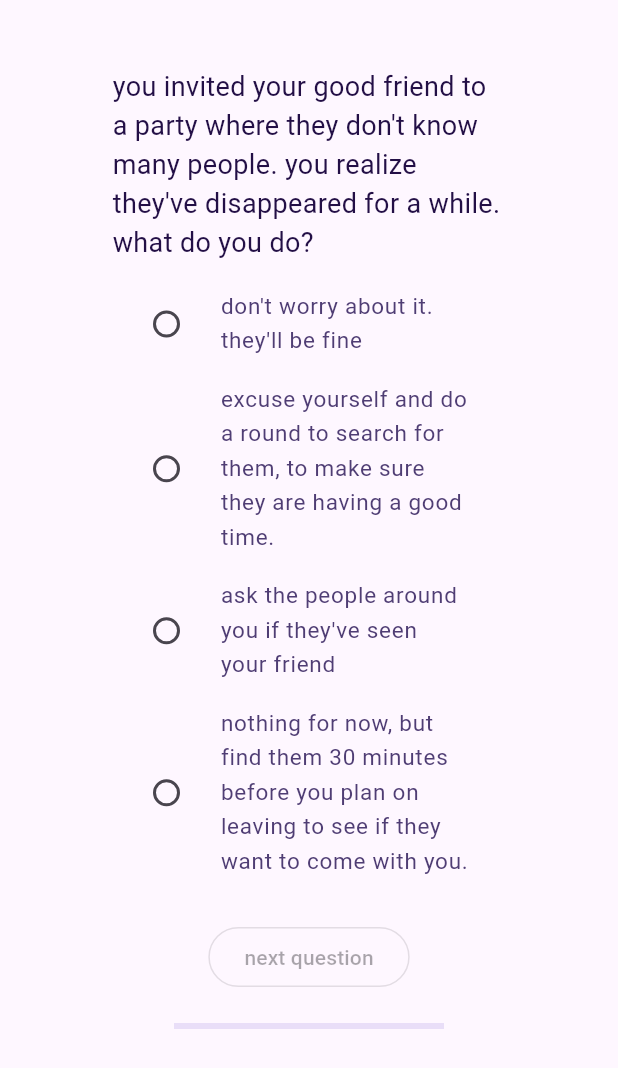
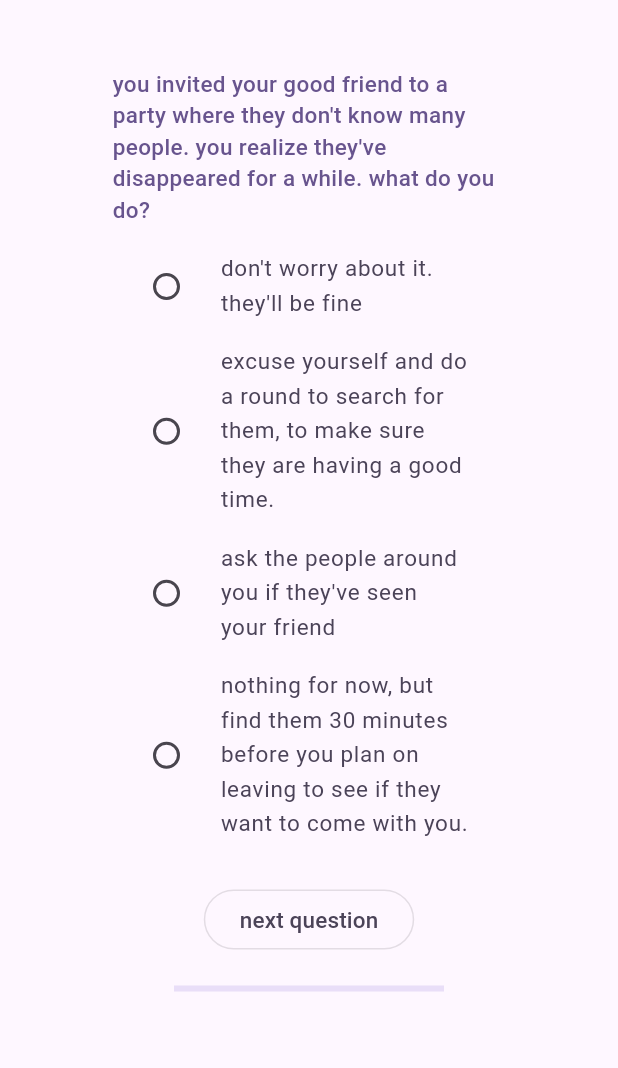
Before and after one commit to lorkor/amdb, a Flutter app: the screen it shows after launch, after a tap on "find out now", on a phone screen of 412 x 824 dp. Shown: the top 1068 px of the screen. Run offline on Flutter 3.47's test engine with Material 3 defaults, Android fonts, the phone set to English and light mode, and no system bars; Roboto replaces fonts that are missing (Mukta, Sora).

Commit message:
update fonts

```diff
--- a/lib/constants.dart
+++ b/lib/constants.dart
@@ -2,17 +2,21 @@
 
 import 'package:flutter/material.dart';
 
+// Navigation Constants.
 const landingPageId = 'landing';
 const quizPageId = 'quizPage';
 const resultPageId = 'result';
 
+// Styling Constants.
 const headerWidth = 700.0;
 const headerPadding = EdgeInsets.only(top: 20.0, bottom: 10.0, right: 50.0, left: 50.0);
+
 const bodyWidth = 600.0;
 const bodyPadding = EdgeInsets.only(top:10.0, right: 50.0, left: 50.0);
 const resultBodyPadding = EdgeInsets.only(top:20.0, right: 50.0, left: 50.0);
 const buttonPadding = EdgeInsets.only(top:20.0);
 
+// Data constants.
 const quadrantDescriptions = {
   Category.mommy:
       'as a mommy, you are nurturing and caring. you actively anticipate others\' needs, and are a comforting presence to those around you.',
--- a/lib/main.dart
+++ b/lib/main.dart
@@ -1,5 +1,6 @@
 import 'package:amdb/constants.dart';
 import 'package:amdb/page_widget.dart';
+import 'package:amdb/text_style.dart';
 import 'package:flutter/material.dart';
 import 'package:provider/provider.dart';
 import 'package:amdb/question_data.dart';
@@ -115,17 +116,13 @@ class LandingStaticContentContainer extends StatelessWidget {
   @override
   Widget build(BuildContext context) {
     final theme = Theme.of(context);
-    final headerStyle = theme.textTheme.displaySmall!.copyWith(
-      color: theme.colorScheme.primaryFixedDim,
-    );
+
     return Column(crossAxisAlignment: CrossAxisAlignment.center, children: [
-      Text('what\'s your amdb?', style: headerStyle),
+      Text('what\'s your amdb?', style: getHeaderTextStyle(theme)),
       Padding(
           padding: bodyPadding,
           child: Text('not your mother\'s personality test. usefulness TBD.',
-              style: (TextStyle(
-                  color: theme.colorScheme.onPrimaryFixedVariant,
-                  fontSize: 15)))),
+              style: (getBodyTextStyle(theme)))),
     ]);
   }
 }
--- a/lib/page_widget.dart
+++ b/lib/page_widget.dart
@@ -2,6 +2,7 @@ import 'package:amdb/constants.dart';
 import 'package:amdb/main.dart';
 import 'package:amdb/question_widget.dart';
 import 'package:amdb/result_page_widget.dart';
+import 'package:amdb/text_style.dart';
 import 'package:flutter/material.dart';
 import 'package:provider/provider.dart';
 
@@ -15,9 +16,10 @@ class _PageState extends State<AmdbPage> {
   @override
   Widget build(BuildContext context) {
     var appState = context.watch<AppState>();
+    final theme = Theme.of(context);
     switch (appState.getCurrentPageId()) {
       case landingPageId:
-        return renderLandingPage(appState);
+        return renderLandingPage(appState, theme);
       case quizPageId:
         return renderQuizPage(appState);
       case resultPageId:
@@ -27,7 +29,7 @@ class _PageState extends State<AmdbPage> {
   }
 
   /* Renders the full landing page. */
-  AmdbBasePage renderLandingPage(AppState appState) {
+  AmdbBasePage renderLandingPage(AppState appState, ThemeData theme) {
     return AmdbBasePage(
       pageContents: Column(
         children: [
@@ -38,7 +40,7 @@ class _PageState extends State<AmdbPage> {
               onPressed: () {
                 appState.navigateToQuizPage();
               },
-              child: Text('find out now'),
+              child: Text('find out now', style: getBodyTextStyle(theme)),
             ),
           ),
         ],
--- a/lib/question_widget.dart
+++ b/lib/question_widget.dart
@@ -1,12 +1,14 @@
 import 'package:amdb/constants.dart';
 import 'package:amdb/main.dart';
+import 'package:amdb/text_style.dart';
 import 'package:flutter/material.dart';
 import 'package:provider/provider.dart';
 import 'package:amdb/question_data.dart';
 import 'package:amdb/question.dart';
 
 const headerWidth = 700.0;
-const headerPadding = EdgeInsets.only(top: 20.0, bottom: 10.0, right: 50.0, left: 50.0);
+const headerPadding =
+    EdgeInsets.only(top: 20.0, bottom: 10.0, right: 50.0, left: 50.0);
 const bodyWidth = 600.0;
 const bodyPadding = EdgeInsets.only(right: 50.0, left: 50.0);
 
@@ -34,16 +36,11 @@ class _QuizQuestionState extends State<QuizQuestion> {
 
   Column getQuizQuestionFromData(
       AppState appState, ThemeData theme, QuestionData questionData) {
-    final questionStyle =
-        TextStyle(color: theme.colorScheme.onPrimaryFixed, fontSize: 18);
-    final radioSelectionStyle =
-        TextStyle(color: theme.colorScheme.onPrimaryFixedVariant, fontSize: 15);
-
     List<Widget> columnChildren = [];
 
     for (MultipleChoiceSelection selection in questionData.selections) {
       columnChildren.add(RadioListTile<Map<Category, double>>(
-        title: Text(selection.selectionText, style: radioSelectionStyle),
+        title: Text(selection.selectionText, style: getBodyTextStyle(theme)),
         value: selection.categoryScores,
         groupValue: _categoryScores,
         onChanged: (Map<Category, double>? value) {
@@ -65,7 +62,8 @@ class _QuizQuestionState extends State<QuizQuestion> {
       Container(
           width: headerWidth,
           padding: headerPadding,
-        child: Text(questionData.questionText, style: questionStyle)),
+          child: Text(questionData.questionText,
+              style: getQuestionTextStyle(theme))),
       Container(
           width: bodyWidth,
           padding: bodyPadding,
@@ -82,7 +80,7 @@ class _QuizQuestionState extends State<QuizQuestion> {
                     appState.computeResult();
                     _isOptionSelected = false;
                   },
-            child: Text(buttonText),
+            child: Text(buttonText, style: getBodyTextStyle(theme)),
           )),
       Container(
           width: 180,
--- a/lib/result_page_widget.dart
+++ b/lib/result_page_widget.dart
@@ -1,3 +1,5 @@
+import 'package:amdb/page_widget.dart';
+import 'package:amdb/text_style.dart';
 import 'package:flutter/material.dart';
 import 'package:amdb/constants.dart';
 
@@ -17,27 +19,23 @@ class AssessmentResult extends StatelessWidget {
   @override
   Widget build(BuildContext context) {
     final theme = Theme.of(context);
-    final headerStyle = theme.textTheme.displaySmall!.copyWith(
-      color: theme.colorScheme.primaryFixedDim,
-    );
+
     return Column(crossAxisAlignment: CrossAxisAlignment.center, children: [
       Container(
         alignment: Alignment.center,
         width: bodyWidth,
         padding: headerPadding,
-        child: Text(resultMessage, style: headerStyle)),
+        child: Text(resultMessage, style: getHeaderTextStyle(theme))),
       Container(
           width: bodyWidth,
           padding: resultBodyPadding,
           child: Text(primaryMessage,
-              style:
-                  TextStyle(color: theme.colorScheme.onPrimaryFixedVariant))),
+              style: getBodyTextStyle(theme))),
       Container(
           width: bodyWidth,
           padding: resultBodyPadding,
           child: Text(secondaryMessage,
-              style:
-                  TextStyle(color: theme.colorScheme.onPrimaryFixedVariant))),
+              style: getBodyTextStyle(theme))),
     ]);
   }
 }
--- /dev/null
+++ b/lib/text_style.dart
@@ -0,0 +1,23 @@
+import 'package:flutter/material.dart';
+
+TextStyle getHeaderTextStyle(ThemeData theme) {
+  return TextStyle(
+        fontFamily: 'Sora',
+        fontSize: 35.0,
+        fontWeight: FontWeight.w500,
+        color: theme.colorScheme.primary);
+}
+
+TextStyle getQuestionTextStyle(ThemeData theme) {
+  return TextStyle(
+      fontFamily: 'Sora',
+      fontSize: 15.0,
+      fontWeight: FontWeight.w500,
+      color: theme.colorScheme.primary);
+}
+
+TextStyle getBodyTextStyle(ThemeData theme) {
+  return TextStyle(
+      fontFamily: 'Mukta',
+      color: theme.colorScheme.onSecondaryFixedVariant, fontSize: 15.0);
+}
```
Lines whose indentation alone changed are shown as unchanged.
